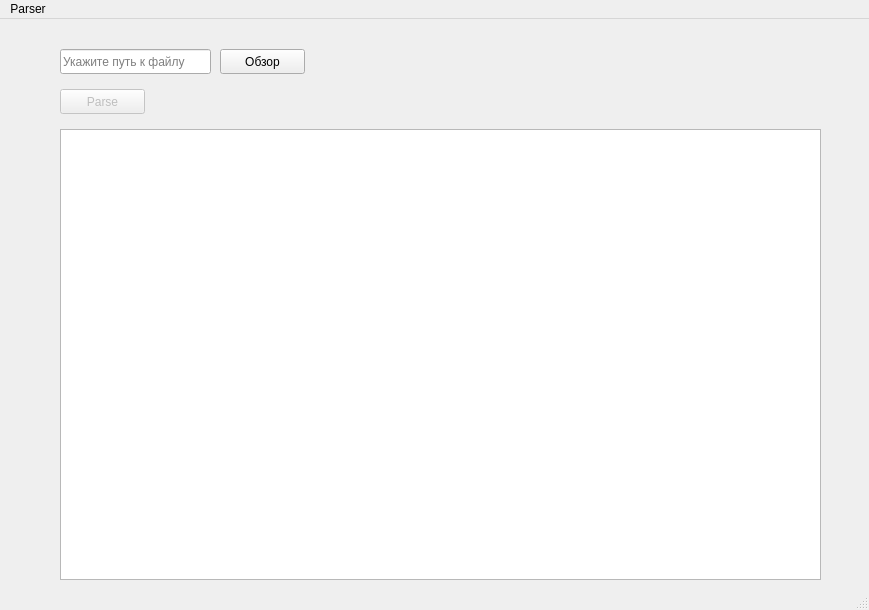
Above: mainwindow.ui from tajk19/parser before the change. Below: the same form after it.
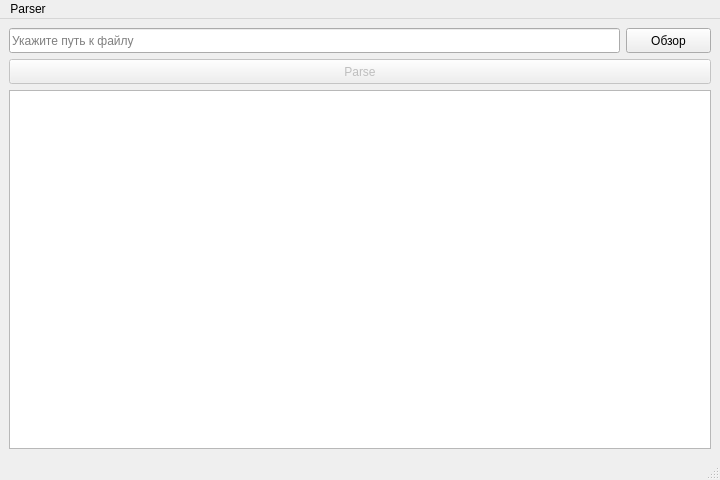
That is the form after the change.

What changed in the file:
```diff
--- a/mainwindow.ui
+++ b/mainwindow.ui
@@ -6,73 +6,117 @@
    <rect>
     <x>0</x>
     <y>0</y>
-    <width>869</width>
-    <height>610</height>
+    <width>720</width>
+    <height>480</height>
    </rect>
   </property>
+  <property name="minimumSize">
+   <size>
+    <width>560</width>
+    <height>480</height>
+   </size>
+  </property>
   <property name="windowTitle">
    <string>MainWindow</string>
   </property>
   <widget class="QWidget" name="centralwidget">
-   <widget class="QPushButton" name="pushButton">
-    <property name="enabled">
-     <bool>false</bool>
-    </property>
-    <property name="geometry">
-     <rect>
-      <x>60</x>
-      <y>70</y>
-      <width>85</width>
-      <height>25</height>
-     </rect>
-    </property>
-    <property name="text">
-     <string>Parse</string>
-    </property>
-   </widget>
-   <widget class="QTableWidget" name="mainTable">
-    <property name="geometry">
-     <rect>
-      <x>60</x>
-      <y>110</y>
-      <width>761</width>
-      <height>451</height>
-     </rect>
-    </property>
-   </widget>
-   <widget class="QLineEdit" name="lineEdit">
-    <property name="geometry">
-     <rect>
-      <x>60</x>
-      <y>30</y>
-      <width>151</width>
-      <height>25</height>
-     </rect>
-    </property>
-    <property name="placeholderText">
-     <string>Укажите путь к файлу</string>
-    </property>
-   </widget>
-   <widget class="QPushButton" name="pushButton_2">
-    <property name="geometry">
-     <rect>
-      <x>220</x>
-      <y>30</y>
-      <width>85</width>
-      <height>25</height>
-     </rect>
-    </property>
-    <property name="text">
-     <string>Обзор</string>
-    </property>
-   </widget>
+   <layout class="QVBoxLayout" name="verticalLayout">
+    <item>
+     <layout class="QHBoxLayout" name="horizontalLayout">
+      <item>
+       <widget class="QLineEdit" name="lineEdit">
+        <property name="sizePolicy">
+         <sizepolicy hsizetype="Expanding" vsizetype="Fixed">
+          <horstretch>0</horstretch>
+          <verstretch>0</verstretch>
+         </sizepolicy>
+        </property>
+        <property name="minimumSize">
+         <size>
+          <width>100</width>
+          <height>25</height>
+         </size>
+        </property>
+        <property name="sizeIncrement">
+         <size>
+          <width>200</width>
+          <height>25</height>
+         </size>
+        </property>
+        <property name="baseSize">
+         <size>
+          <width>0</width>
+          <height>0</height>
+         </size>
+        </property>
+        <property name="layoutDirection">
+         <enum>Qt::LeftToRight</enum>
+        </property>
+        <property name="placeholderText">
+         <string>Укажите путь к файлу</string>
+        </property>
+       </widget>
+      </item>
+      <item>
+       <widget class="QPushButton" name="pushButton_2">
+        <property name="sizePolicy">
+         <sizepolicy hsizetype="Fixed" vsizetype="Fixed">
+          <horstretch>0</horstretch>
+          <verstretch>0</verstretch>
+         </sizepolicy>
+        </property>
+        <property name="minimumSize">
+         <size>
+          <width>85</width>
+          <height>25</height>
+         </size>
+        </property>
+        <property name="maximumSize">
+         <size>
+          <width>85</width>
+          <height>25</height>
+         </size>
+        </property>
+        <property name="text">
+         <string>Обзор</string>
+        </property>
+       </widget>
+      </item>
+     </layout>
+    </item>
+    <item>
+     <widget class="QPushButton" name="pushButton">
+      <property name="enabled">
+       <bool>false</bool>
+      </property>
+      <property name="sizePolicy">
+       <sizepolicy hsizetype="Minimum" vsizetype="Fixed">
+        <horstretch>0</horstretch>
+        <verstretch>0</verstretch>
+       </sizepolicy>
+      </property>
+      <property name="minimumSize">
+       <size>
+        <width>85</width>
+        <height>25</height>
+       </size>
+      </property>
+      <property name="text">
+       <string>Parse</string>
+      </property>
+     </widget>
+    </item>
+    <item>
+     <widget class="QTableWidget" name="mainTable"/>
+    </item>
+   </layout>
   </widget>
   <widget class="QMenuBar" name="menubar">
    <property name="geometry">
     <rect>
      <x>0</x>
      <y>0</y>
-     <width>869</width>
+     <width>720</width>
      <height>22</height>
     </rect>
    </property>
```
Left out of the diff: 3 changed lines with no effect on the pictures.
